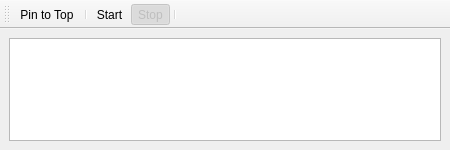
The window that sources/FrontEnd/Shell/EngineWindow.ui (alimogh/trdk) describes before a commit, drawn with Qt 5.
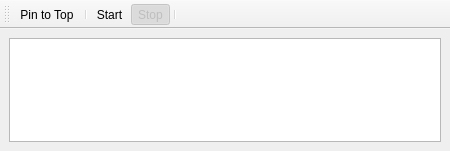
The same window after the commit.

```diff
--- a/sources/FrontEnd/Shell/EngineWindow.ui
+++ b/sources/FrontEnd/Shell/EngineWindow.ui
@@ -7,7 +7,7 @@
     <x>0</x>
     <y>0</y>
     <width>450</width>
-    <height>150</height>
+    <height>151</height>
    </rect>
   </property>
   <property name="minimumSize">
@@ -16,10 +16,8 @@
     <height>150</height>
    </size>
   </property>
-  <widget class="QWidget" name="centralwidget">
-   <layout class="QGridLayout" name="gridLayout">
-    <item row="0" column="0">
-     <layout class="QVBoxLayout" name="centralLayout">
+  <widget class="QWidget" name="widget">
+   <layout class="QVBoxLayout" name="verticalLayout">
       <item>
        <widget class="QPlainTextEdit" name="log">
         <property name="minimumSize">
@@ -40,8 +38,6 @@
        </widget>
       </item>
      </layout>
-    </item>
-   </layout>
   </widget>
   <widget class="QToolBar" name="toolBar">
    <property name="windowTitle">
```
Left out of the diff: 15 changed lines with no effect on the pictures. Lines whose indentation alone changed are shown as unchanged.
